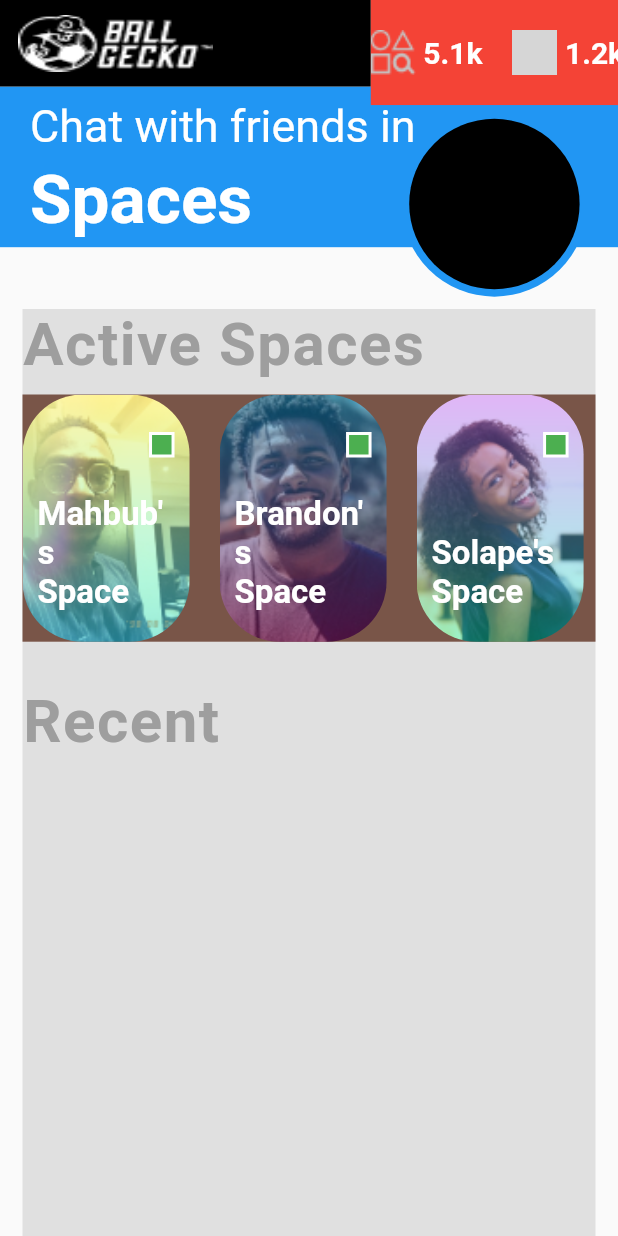
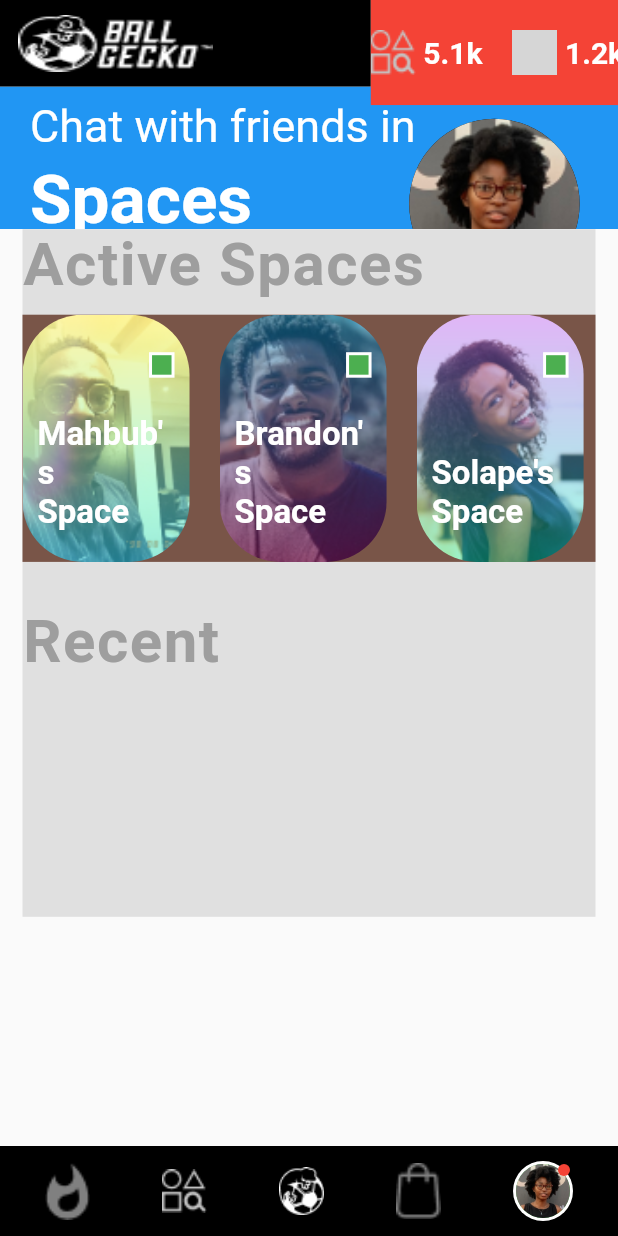
Before and after one commit to blayziken/ball_gecko, a Flutter app: the screen it shows after launch, on a phone screen of 412 x 824 dp. Run offline on Flutter 3.47's test engine with Material 2 defaults, Android fonts, the light colour scheme and no system bars; grey boxes are pictures that could not be loaded.

Commit message:
nav bar done

```diff
--- a/lib/screens/home.dart
+++ b/lib/screens/home.dart
@@ -1,6 +1,7 @@
 import 'package:ball_gecko/models/users.dart';
 import 'package:ball_gecko/utils/margin.dart';
 import 'package:ball_gecko/widgets/chat_pop.dart';
+import 'package:ball_gecko/widgets/nav_bar_items.dart';
 import 'package:flutter/cupertino.dart';
 import 'package:flutter/material.dart';
 
@@ -80,6 +81,9 @@ class _HomeState extends State<Home> {
                           child: CircleAvatar(
                             backgroundColor: Colors.black,
                             radius: 70,
+                            backgroundImage: AssetImage(
+                              'assets/images/Lase_1.png',
+                            ),
                           ),
                         ),
                       ),
@@ -259,9 +263,39 @@ class _HomeState extends State<Home> {
                 ),
               ),
             ),
+
+            Spacer(),
+            Expanded(
+              flex: 0,
+              child: Container(
+                height: 60,
+                width: media.width,
+                color: Colors.black,
+                child: Padding(
+                  padding: EdgeInsets.symmetric(horizontal: 30.0, vertical: 10.0),
+                  child: Row(
+                    mainAxisAlignment: MainAxisAlignment.spaceBetween,
+                    children: [
+                      NavBarItem(icon: 'assets/images/icon_flame.png'),
+                      NavBarItem(icon: 'assets/images/icon_group.png'),
+                      NavBarItem(icon: 'assets/images/logo.png'),
+                      NavBarItem(icon: 'assets/images/icon_bag.png'),
+                      NavBarProfileImage(),
+                    ],
+                  ),
+                ),
+              ),
+            ),
           ],
         ),
       ),
+      // bottomNavigationBar: BottomNavigationBar(
+      //   backgroundColor: Colors.black,
+      //   items: [
+      //     BottomNavigationBarItem(icon: Icon(Icons.add), label: 'A'),
+      //     BottomNavigationBarItem(icon: Icon(Icons.add), label: 'A'),
+      //   ],
+      // ),
     );
   }
 
--- /dev/null
+++ b/lib/widgets/nav_bar_items.dart
@@ -0,0 +1,59 @@
+import 'package:flutter/material.dart';
+
+class NavBarItem extends StatelessWidget {
+  final String icon;
+  const NavBarItem({
+    Key? key,
+    required this.icon,
+  }) : super(key: key);
+
+  @override
+  Widget build(BuildContext context) {
+    return Container(
+      height: 40,
+      width: 30,
+      // color: Colors.green,
+      child: Image.asset(
+        icon,
+        fit: BoxFit.contain,
+        // width: 30,
+        // height: 40,
+      ),
+    );
+  }
+}
+
+class NavBarProfileImage extends StatelessWidget {
+  const NavBarProfileImage({
+    Key? key,
+  }) : super(key: key);
+
+  @override
+  Widget build(BuildContext context) {
+    return CircleAvatar(
+      radius: 20,
+      backgroundColor: Colors.white,
+      child: Center(
+        child: CircleAvatar(
+          radius: 18,
+          backgroundColor: Colors.green,
+          backgroundImage: AssetImage(
+            'assets/images/Lase_1.png',
+          ),
+          child: Align(
+            alignment: Alignment.topRight,
+            child: Row(
+              children: [
+                Spacer(),
+                CircleAvatar(
+                  radius: 4,
+                  backgroundColor: Colors.red,
+                ),
+              ],
+            ),
+          ),
+        ),
+      ),
+    );
+  }
+}
```
